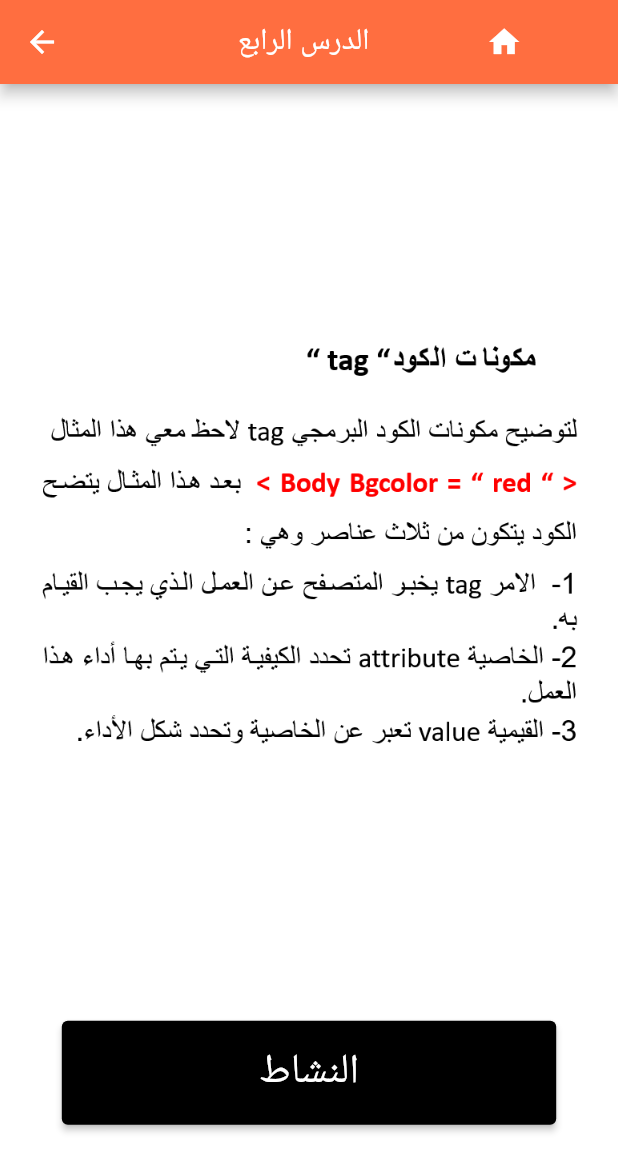
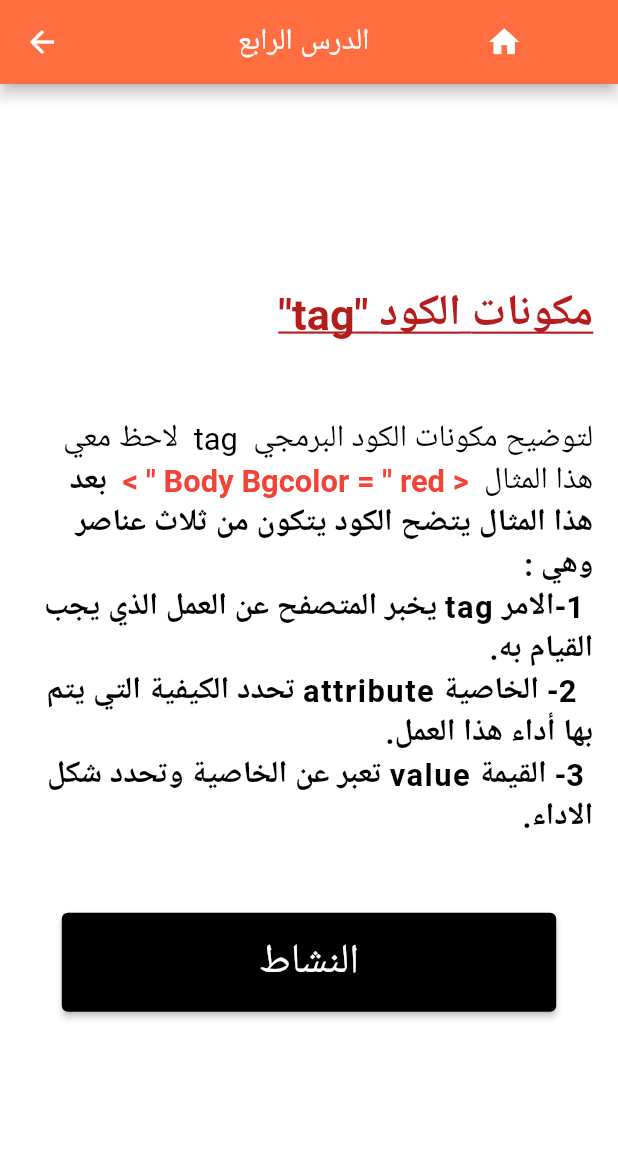
Before and after one commit to AnasKhaled1876/Intro-to-HTML, a Flutter app: the LessonFourStudy screen opened directly, on a phone screen of 412 x 824 dp. Shown: the top 1172 px of the screen. Run offline on Flutter 3.47's test engine with Material 2 defaults, Android fonts, the phone set to English and light mode, and no system bars; our stand-ins replace cloud_firestore, firebase_core, shared_preferences, sizer, sqflite, youtube_player_flutter; accounts and stored records are empty.

Commit message:
Styling Lesson Four Study

```diff
--- a/lib/home_page.dart
+++ b/lib/home_page.dart
@@ -79,7 +79,7 @@ class _HomePageState extends State<HomePage> {
           ElevatedButton(
             onPressed: () async {
               await initialize();
-              if (username != "" && age != "" && int.parse(age)<70 && int.parse(age)>10) {
+              if (username != "" && age != "" && int.parse(age)<65 && int.parse(age)>6) {
                 HomePage.prefs.setString("name", username);
                 HomePage.prefs.setString("age", age);
                 HomePage.prefs.setInt("Level", 1);
--- a/lib/intro_page.dart
+++ b/lib/intro_page.dart
@@ -28,7 +28,10 @@ class _IntroPageState extends State<IntroPage> {
         body: AnimatedCrossFade(
       firstChild: Center(child: Image.asset("assets/intro-pic.png")),
       duration: const Duration(seconds: 1),
-      secondChild: const IntroWidget(),
+      secondChild: SizedBox(
+          width: SizerUtil.width,
+          height: SizerUtil.height,
+          child: IntroWidget()),
       crossFadeState:
           welcomed ? CrossFadeState.showSecond : CrossFadeState.showFirst,
     ));
--- a/lib/lesson_five_page.dart
+++ b/lib/lesson_five_page.dart
@@ -14,6 +14,7 @@ class LessonFiveStudy extends StatefulWidget {
 
 class _LessonFiveStudyState extends State<LessonFiveStudy> {
   bool firstPress = false;
+  String buttonText = "تابع";
 
   @override
   Widget build(BuildContext context) {
@@ -76,13 +77,14 @@ class _LessonFiveStudyState extends State<LessonFiveStudy> {
                   } else {
                     setState(() {
                       firstPress = true;
+                      buttonText="النشاط";
                     });
                   }
                 },
                 style: ElevatedButton.styleFrom(
                     primary: Colors.black, minimumSize: Size(80.w, 8.h)),
                 child: Text(
-                  "النشاط",
+                  buttonText,
                   style: TextStyle(fontSize: 20.sp),
                 ),
               ),
--- a/lib/lesson_four_page.dart
+++ b/lib/lesson_four_page.dart
@@ -23,15 +23,21 @@ class LessonFourStudy extends StatelessWidget {
         ),
         title: Row(
           children: [
-            SizedBox(width: 21.w,),
+            SizedBox(
+              width: 21.w,
+            ),
             const Text("الدرس الرابع"),
-            SizedBox(width: 16.w,),
+            SizedBox(
+              width: 16.w,
+            ),
             Align(
               alignment: Alignment.centerRight,
               child: IconButton(
                 onPressed: () {
-                  Navigator.push(context,
-                      MaterialPageRoute(builder: (context) => const MainPage()));
+                  Navigator.push(
+                      context,
+                      MaterialPageRoute(
+                          builder: (context) => const MainPage()));
                 },
                 icon: const Icon(Icons.home),
               ),
@@ -44,15 +50,43 @@ class LessonFourStudy extends StatelessWidget {
         child: Column(
           mainAxisAlignment: MainAxisAlignment.spaceAround,
           children: <Widget>[
-            Expanded(
-              flex: 9,
-              child: Center(
-                child: Image.asset("assets/lesson4.png"),
+            SizedBox(
+              height: 7.h,
+            ),
+            Align(
+              alignment: Alignment.centerRight,
+              child: Text(
+                "مكونات الكود \"tag\"",
+                textDirection: TextDirection.rtl,
+                style: TextStyle(
+                    decoration: TextDecoration.underline,
+                    fontSize: 21.sp,
+                    fontWeight: FontWeight.bold,
+                    color: Colors.red[900]),
               ),
             ),
-            Expanded(
-              flex: 1,
-              child: ElevatedButton(
+            RichText(
+              textDirection: TextDirection.rtl,
+              text: TextSpan(
+                text: "لتوضيح مكونات الكود البرمجي  tag  لاحظ معي هذا المثال ",
+                style: TextStyle(color: Colors.black, fontSize: 15.sp),
+                children: <TextSpan>[
+                  TextSpan(
+                    text: " < Body Bgcolor = \" red \" > ",
+                    style: TextStyle(
+                        color: Colors.red,
+                        fontWeight: FontWeight.bold,
+                        fontSize: 15.sp),
+                  ),
+                  TextSpan(
+                    text:
+                        " بعد هذا المثال يتضح الكود يتكون من ثلاث عناصر وهي : \n 1-الامر tag يخبر المتصفح عن العمل الذي يجب القيام به. \n  2- الخاصية attribute تحدد الكيفية التي يتم بها أداء هذا العمل. \n 3- القيمة value تعبر عن الخاصية وتحدد شكل الاداء. ",
+                    style: TextStyle(fontSize: 15.sp, letterSpacing: 1.0, fontWeight: FontWeight.w600),
+                  ),
+                ],
+              ),
+            ),
+            ElevatedButton(
               onPressed: () {
                 Navigator.push(
                     context,
@@ -61,10 +95,9 @@ class LessonFourStudy extends StatelessWidget {
               },
               style: ElevatedButton.styleFrom(
                   primary: Colors.black, minimumSize: Size(80.w, 8.h)),
-                child:  Text(
+              child: Text(
                 "النشاط",
                 style: TextStyle(fontSize: 20.sp),
-                ),
               ),
             ),
             SizedBox(
@@ -97,13 +130,14 @@ class _LessonFourActivityState extends State<LessonFourActivity> {
     }
   }
 
-  void setFinished(){
+  void setFinished() {
     if (checkBoxValues[2] == true) {
       finished = true;
     } else {
       finished = false;
     }
   }
+
   @override
   Widget build(BuildContext context) {
     return Scaffold(
@@ -118,15 +152,21 @@ class _LessonFourActivityState extends State<LessonFourActivity> {
         ),
         title: Row(
           children: [
-            SizedBox(width: 21.w,),
+            SizedBox(
+              width: 21.w,
+            ),
             const Text("النشاط"),
-            SizedBox(width: 19.w,),
+            SizedBox(
+              width: 19.w,
+            ),
             Align(
               alignment: Alignment.centerRight,
               child: IconButton(
                 onPressed: () {
-                  Navigator.push(context,
-                      MaterialPageRoute(builder: (context) => const MainPage()));
+                  Navigator.push(
+                      context,
+                      MaterialPageRoute(
+                          builder: (context) => const MainPage()));
                 },
                 icon: const Icon(Icons.home),
               ),
@@ -146,7 +186,8 @@ class _LessonFourActivityState extends State<LessonFourActivity> {
               child: Text(
                 "أمامك بعض المشكلات يرجى ملاحظتها جيدا واختيار الإجابة الصحيحة بين المشكلات التالية:",
                 textDirection: TextDirection.rtl,
-                style: TextStyle(fontSize: 18.0.sp, fontWeight: FontWeight.bold),
+                style:
+                    TextStyle(fontSize: 18.0.sp, fontWeight: FontWeight.bold),
               ),
             ),
             SizedBox(
```
Also changed, not shown: lib/first_lesson_page.dart (+18 -8 lines), lib/main_page.dart (+7 -16 lines). Lines whose indentation alone changed are shown as unchanged.
